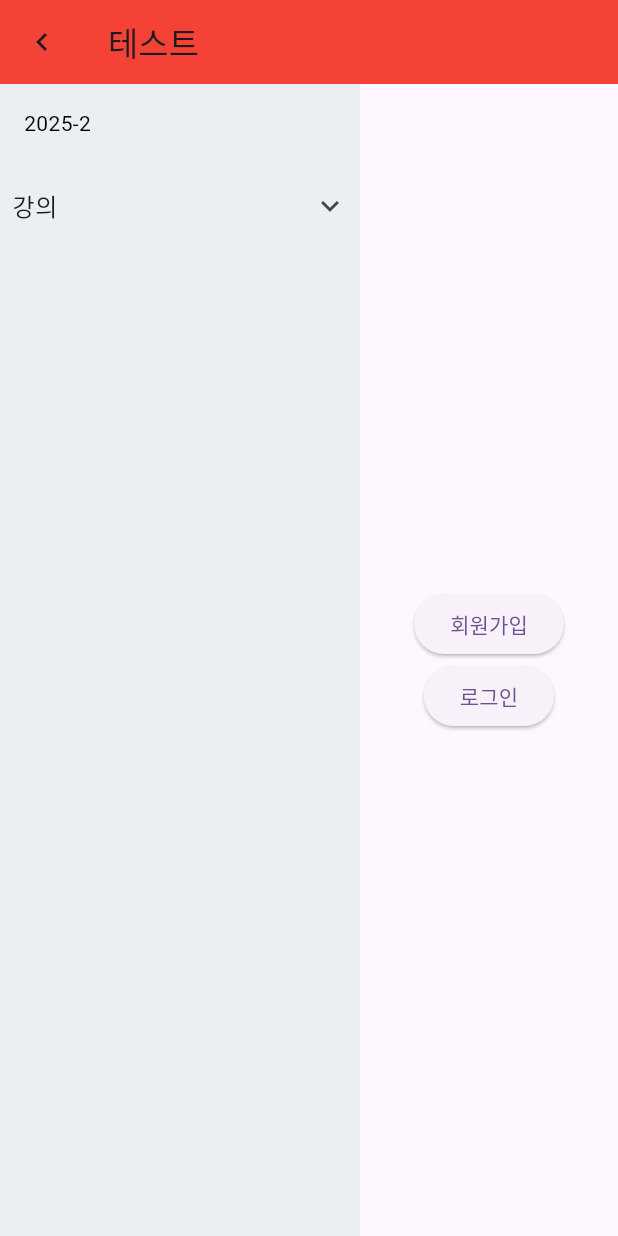
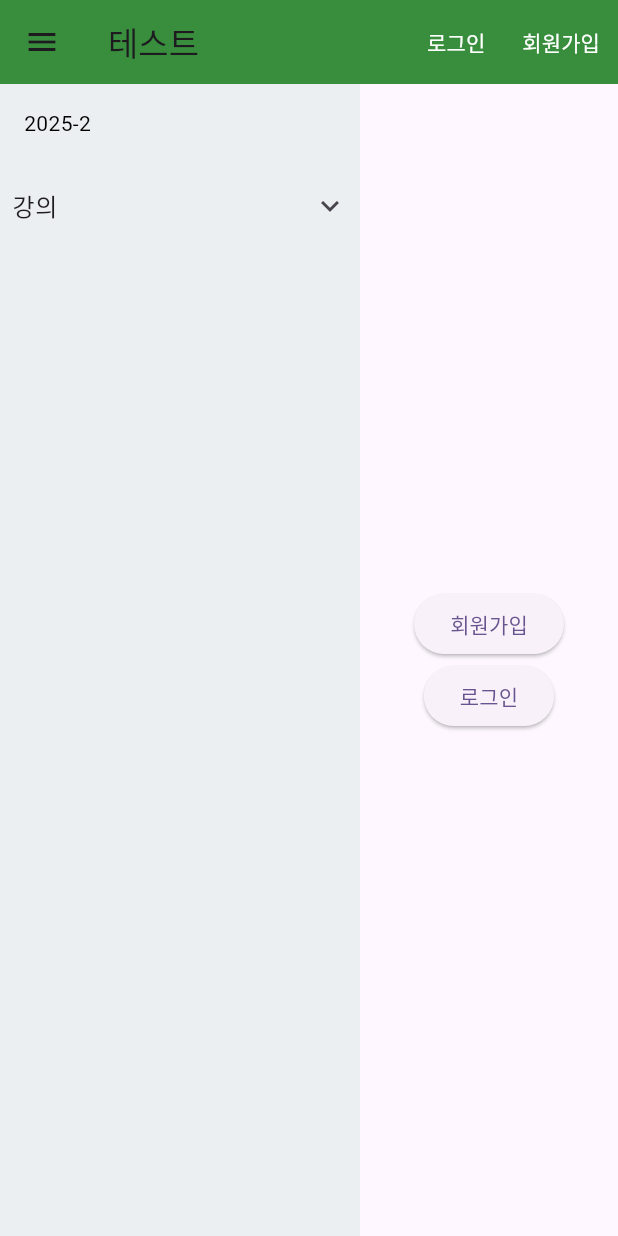
Before and after one commit to UOU-IT-2025-Summer/Frontend, a Flutter app: the screen it shows after launch, on a phone screen of 412 x 824 dp. Run offline on Flutter 3.47's test engine with Material 3 defaults, Android fonts, the phone set to English and light mode, and no system bars; our stand-ins replace go_router.

Commit message:
앱바 로그인&회원가입 버튼 추가

```diff
--- a/lib/page/dashboardLayout.dart
+++ b/lib/page/dashboardLayout.dart
@@ -1,4 +1,5 @@
 import 'package:flutter/material.dart';
+import 'package:go_router/go_router.dart';
 import 'sidebar.dart';
 
 class SidebarLayout extends StatefulWidget {
@@ -13,24 +14,81 @@ class SidebarLayout extends StatefulWidget {
 class _SidebarLayoutState extends State<SidebarLayout> {
   bool isCollapsed = false;
 
+  // 로그인 상태 변수
+  bool isLoggedIn = false;
+  String userName = '다연';
+
+  void handleLogout() {
+    setState(() {
+      isLoggedIn = false;
+    });
+  }
+
+  void handleLogin() {
+    setState(() {
+      isLoggedIn = true;
+      userName = '다연';
+    });
+  }
+
   @override
   Widget build(BuildContext context) {
     return Scaffold(
       appBar: AppBar(
         title: const Text("테스트"),
-        backgroundColor: Colors.red,
+        backgroundColor: Colors.green[700],
         leading: IconButton(
-          icon: Icon(isCollapsed ? Icons.chevron_right : Icons.chevron_left),
+          icon: Icon(Icons.menu),
           onPressed: () {
             setState(() {
               isCollapsed = !isCollapsed;
             });
           },
         ),
+        actions: [
+          isLoggedIn
+              ? Row(
+            children: [
+              TextButton(
+                onPressed: () {
+                  Navigator.pushNamed(context, '/mypage');
+                },
+                child: Text(
+                  '$userName (마이페이지)',
+                  style: const TextStyle(color: Colors.white),
+                ),
+              ),
+              TextButton(
+                onPressed: handleLogout,
+                child: const Text(
+                  '로그아웃',
+                  style: TextStyle(color: Colors.white),
+                ),
+              ),
+            ],
+          )
+              : Row(
+            children: [
+              TextButton(
+                onPressed: () => context.go('/login'),
+                child: const Text(
+                  '로그인',
+                  style: TextStyle(color: Colors.white),
+                ),
+              ),
+              TextButton(
+                onPressed: () => context.go('/register'),
+                child: const Text(
+                  '회원가입',
+                  style: TextStyle(color: Colors.white),
+                ),
+              ),
+            ],
+          ),
+        ],
       ),
       body: Row(
         children: [
-          // 슬라이드 제거: Container만 사용
           Container(
             width: isCollapsed ? 0 : 240,
             child: Sidebar(isCollapsed: isCollapsed),
```
